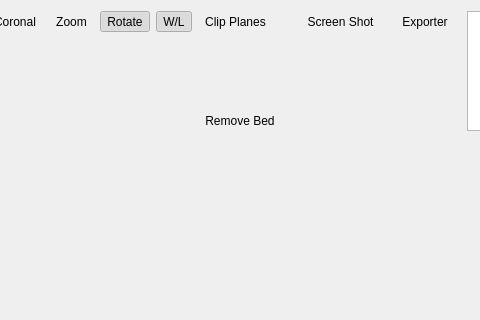
Qt form PacsViewer/src/extensions/main/q3dviewer/q3dviewerextensionbase.ui (zyq1569/starviewer) before a commit; both pictures show x 127 to 607 and y 0 to 320 of the 1080 by 773 pixel window.
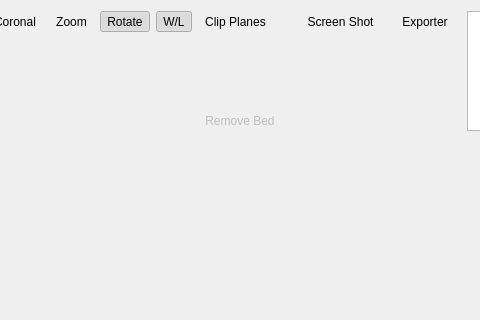
The same form after that commit. Icons and pictures are not drawn. Custom widgets are drawn as their Qt base class.

```diff
--- a/PacsViewer/src/extensions/main/q3dviewer/q3dviewerextensionbase.ui
+++ b/PacsViewer/src/extensions/main/q3dviewer/q3dviewerextensionbase.ui
@@ -201,6 +201,9 @@
      </item>
      <item>
       <widget class="QToolButton" name="m_removeBed">
+       <property name="enabled">
+        <bool>false</bool>
+       </property>
        <property name="text">
         <string>Remove Bed</string>
        </property>
```
